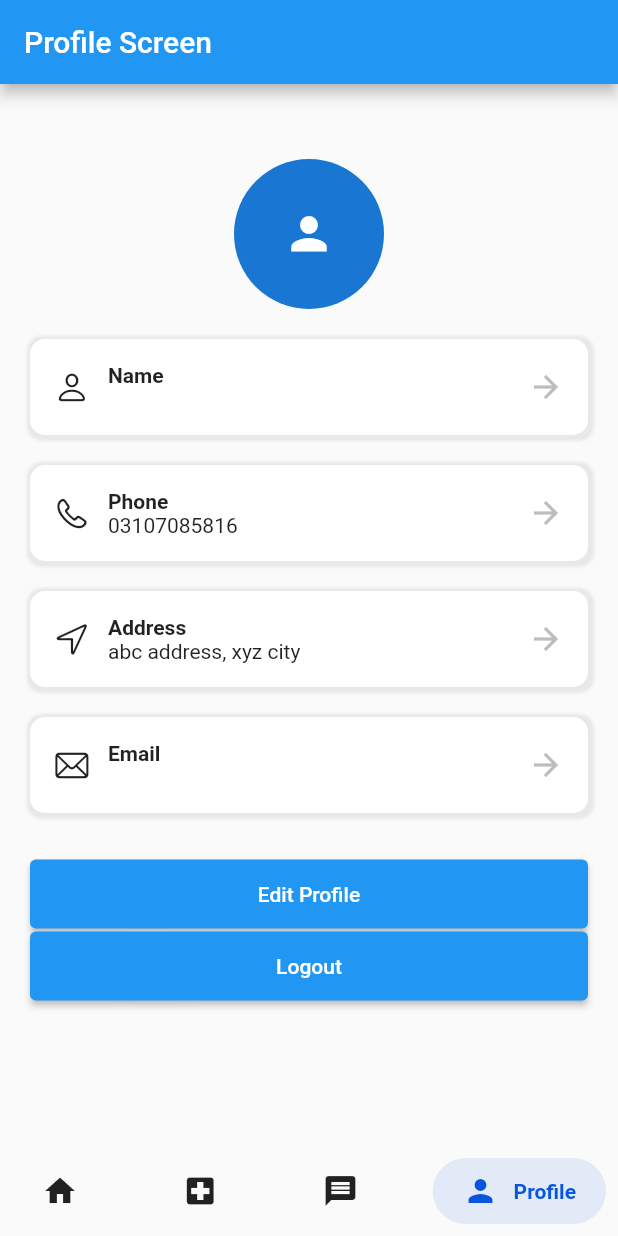
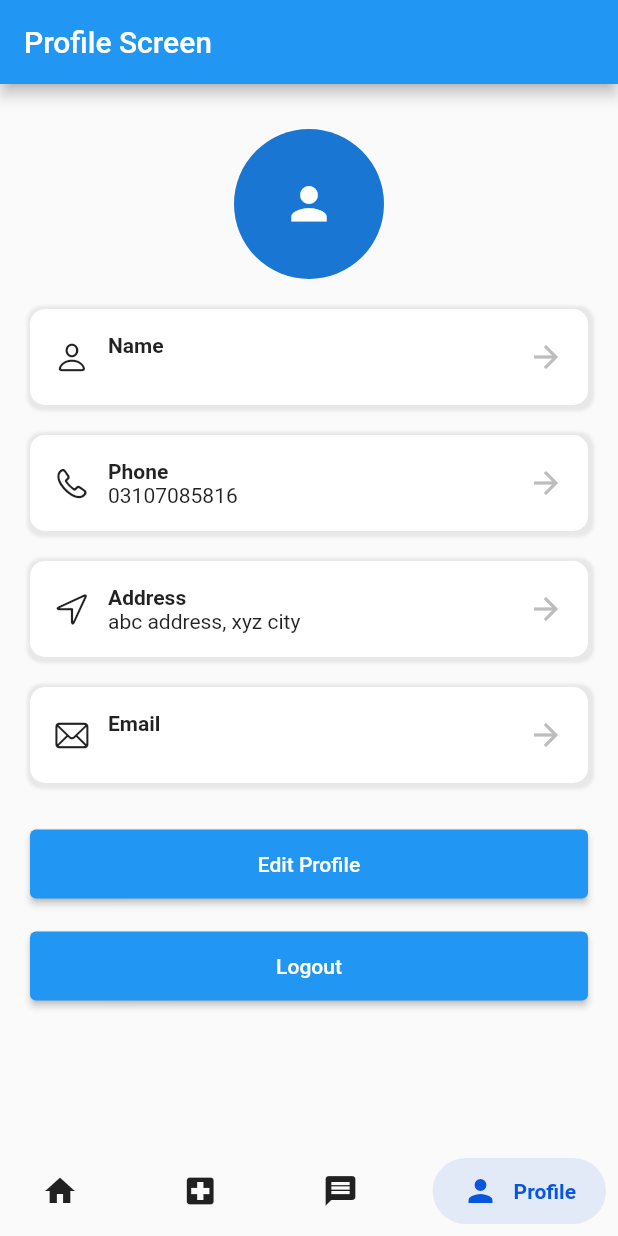
Before and after one commit to heetkheni/SSIP, a Flutter app: the ProfileScreen screen opened directly, on a phone screen of 412 x 824 dp. Run offline on Flutter 3.47's test engine with Material 2 defaults, Android fonts, the phone set to English and light mode, and no system bars; drawn by our look-alikes of salomon_bottom_bar; our stand-ins replace carousel_slider, cloud_firestore, firebase_auth, firebase_core, google_maps_flutter, google_sign_in and 1 more; accounts and stored records are empty.

Commit message:
profile padding changed

```diff
--- a/lib/screens/profile_screen.dart
+++ b/lib/screens/profile_screen.dart
@@ -89,7 +89,7 @@ class _ProfileScreenState extends State<ProfileScreen> {
               padding: EdgeInsets.symmetric(vertical: 10, horizontal: 20),
               child: Column(
                 children: [
-                  const SizedBox(height: 40),
+                  const SizedBox(height: 20),
                   CircleAvatar(
                     radius: 50,
                     child: Center(
@@ -120,6 +120,9 @@ class _ProfileScreenState extends State<ProfileScreen> {
                           padding: const EdgeInsets.all(15),
                         ),
                         child: const Text('Edit Profile')),
+                  ),
+                  const SizedBox(
+                    height: 20,
                   ),
                   SizedBox(
                     width: double.infinity,
```
